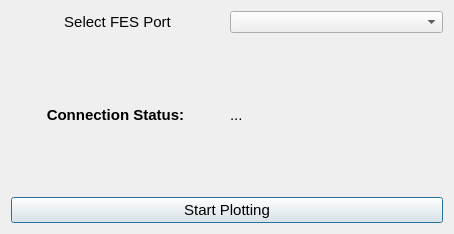
jontalvarez/central-drive, file resources/_CD_GUI_Landing_Formed.ui: the form before one commit.
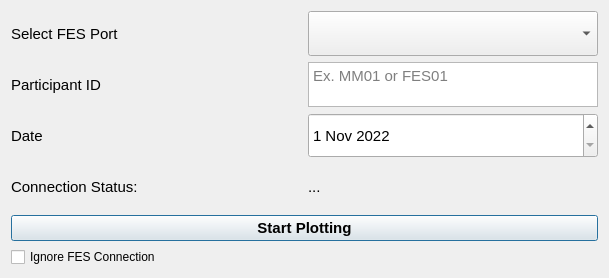
The form after the commit.

Patch:
```diff
--- a/resources/_CD_GUI_Landing_Formed.ui
+++ b/resources/_CD_GUI_Landing_Formed.ui
@@ -6,60 +6,81 @@
    <rect>
     <x>0</x>
     <y>0</y>
-    <width>454</width>
-    <height>234</height>
+    <width>609</width>
+    <height>278</height>
    </rect>
   </property>
   <property name="windowTitle">
    <string>Central Drive GUI</string>
   </property>
-  <layout class="QGridLayout" name="gridLayout">
+  <layout class="QGridLayout" name="gridLayout_2">
    <item row="0" column="0">
-    <layout class="QHBoxLayout" name="horizontalLayout">
-     <item>
-      <widget class="QLabel" name="label">
-       <property name="font">
-        <font>
-         <pointsize>11</pointsize>
-        </font>
-       </property>
-       <property name="text">
-        <string>Select FES Port</string>
-       </property>
-       <property name="alignment">
-        <set>Qt::AlignCenter</set>
-       </property>
-      </widget>
-     </item>
-     <item>
+    <layout class="QGridLayout" name="gridLayout">
+     <item row="0" column="1">
       <widget class="QComboBox" name="portSelect_cb">
+       <property name="sizePolicy">
+        <sizepolicy hsizetype="Preferred" vsizetype="Ignored">
+         <horstretch>0</horstretch>
+         <verstretch>0</verstretch>
+        </sizepolicy>
+       </property>
        <property name="currentText">
         <string/>
        </property>
       </widget>
      </item>
-    </layout>
-   </item>
-   <item row="1" column="0">
-    <layout class="QHBoxLayout" name="horizontalLayout_2">
-     <item>
+     <item row="0" column="0">
+      <widget class="QLabel" name="label">
+       <property name="font">
+        <font>
+         <pointsize>11</pointsize>
+        </font>
+       </property>
+       <property name="text">
+        <string>Select FES Port</string>
+       </property>
+       <property name="alignment">
+        <set>Qt::AlignLeading|Qt::AlignLeft|Qt::AlignVCenter</set>
+       </property>
+      </widget>
+     </item>
+     <item row="4" column="0">
       <widget class="QLabel" name="label_2">
        <property name="font">
         <font>
          <pointsize>11</pointsize>
-         <weight>75</weight>
-         <bold>true</bold>
         </font>
        </property>
        <property name="text">
         <string>Connection Status: </string>
        </property>
-       <property name="alignment">
-        <set>Qt::AlignCenter</set>
+      </widget>
+     </item>
+     <item row="2" column="0">
+      <widget class="QLabel" name="label_3">
+       <property name="font">
+        <font>
+         <pointsize>11</pointsize>
+        </font>
        </property>
+       <property name="text">
+        <string>Participant ID</string>
+       </property>
       </widget>
      </item>
-     <item>
+     <item row="3" column="0">
+      <widget class="QLabel" name="label_4">
+       <property name="font">
+        <font>
+         <pointsize>11</pointsize>
+        </font>
+       </property>
+       <property name="text">
+        <string>Date</string>
+       </property>
+      </widget>
+     </item>
+     <item row="4" column="1">
       <widget class="QLabel" name="connect_lbl">
        <property name="font">
         <font>
@@ -71,13 +92,55 @@
        </property>
       </widget>
      </item>
+     <item row="3" column="1">
+      <widget class="QDateEdit" name="date_de">
+       <property name="sizePolicy">
+        <sizepolicy hsizetype="Minimum" vsizetype="Ignored">
+         <horstretch>0</horstretch>
+         <verstretch>0</verstretch>
+        </sizepolicy>
+       </property>
+       <property name="font">
+        <font>
+         <pointsize>11</pointsize>
+        </font>
+       </property>
+       <property name="minimumDate">
+        <date>
+         <year>2022</year>
+         <month>11</month>
+         <day>1</day>
+        </date>
+       </property>
+      </widget>
+     </item>
+     <item row="2" column="1">
+      <widget class="QTextEdit" name="identifier_lbl">
+       <property name="sizePolicy">
+        <sizepolicy hsizetype="Ignored" vsizetype="Ignored">
+         <horstretch>0</horstretch>
+         <verstretch>0</verstretch>
+        </sizepolicy>
+       </property>
+       <property name="font">
+        <font>
+         <pointsize>11</pointsize>
+        </font>
+       </property>
+       <property name="placeholderText">
+        <string>Ex. MM01 or FES01</string>
+       </property>
+      </widget>
+     </item>
     </layout>
    </item>
-   <item row="2" column="0">
+   <item row="1" column="0">
     <widget class="QPushButton" name="startPlotting_pb">
      <property name="font">
       <font>
        <pointsize>11</pointsize>
+       <weight>75</weight>
+       <bold>true</bold>
       </font>
      </property>
      <property name="text">
@@ -85,6 +148,13 @@
      </property>
     </widget>
    </item>
+   <item row="2" column="0">
+    <widget class="QCheckBox" name="ignoreFES_cb">
+     <property name="text">
+      <string>Ignore FES Connection</string>
+     </property>
+    </widget>
+   </item>
   </layout>
  </widget>
  <resources/>
```
